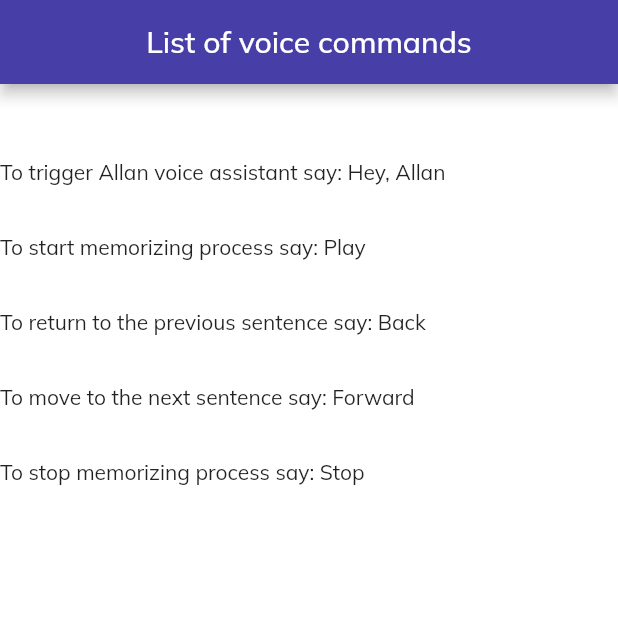
After one commit to InnoSWP/InnoMemorizerApp, a Flutter app: the InfoPage screen opened directly, on a phone screen of 412 x 824 dp, the top half of it. The commit adds this screen. Run offline on Flutter 3.47's test engine with Material 2 defaults, Android fonts, the phone set to English and light mode, and no system bars; our stand-ins replace dio, dotted_border, file_picker, flutter_tts, google_fonts, scrollable_positioned_list and 2 more; missing offline and left inert: alan_voice, pdf_text; accounts and stored records are empty.

Commit message:
add info page

```diff
--- a/lib/main.dart
+++ b/lib/main.dart
@@ -5,11 +5,12 @@ import 'package:shared_preferences/shared_preferences.dart';
 
 import '/widgets/upload.dart';
 import '/widgets/paste_text.dart';
-
+import '/widgets/info.dart';
 import 'common/theme.dart';
 
 void main() {
   runApp(const MemorizationApp());
+  //runApp(const Info());
 }
 
 class MemorizationApp extends StatelessWidget {
--- /dev/null
+++ b/lib/widgets/info.dart
@@ -0,0 +1,13 @@
+import 'package:flutter/material.dart';
+import '/widgets/info_page.dart';
+
+class Info extends StatelessWidget{
+  const Info({Key? key}) : super(key: key);
+
+  @override
+  Widget build(BuildContext context){
+    return MaterialApp(
+      home: InfoPage(),
+    );
+  }
+}
--- /dev/null
+++ b/lib/widgets/info_page.dart
@@ -0,0 +1,48 @@
+import 'package:flutter/material.dart';
+
+class InfoPage extends StatelessWidget{
+  const InfoPage();
+
+  @override
+  Widget build(BuildContext context){
+    return Scaffold(
+        appBar: AppBar(
+          title: Center(child: Text('List of voice commands')),
+          backgroundColor: Color.fromRGBO(72, 62, 168, 1),
+        ),
+        body: Column(
+          children: [
+            SizedBox(
+              height: 50,
+              width: double.infinity,
+            ),
+            Container(
+              width: double.infinity,
+              height: 50,
+              child: Text('To trigger Allan voice assistant say: Hey, Allan'),
+            ),
+            Container(
+              width: double.infinity,
+              height: 50,
+              child: Text('To start memorizing process say: Play'),
+            ),
+            Container(
+              width: double.infinity,
+              height: 50,
+              child: Text('To return to the previous sentence say: Back'),
+            ),
+            Container(
+              width: double.infinity,
+              height: 50,
+              child: Text('To move to the next sentence say: Forward'),
+            ),
+            Container(
+              width: double.infinity,
+              height: 50,
+              child: Text('To stop memorizing process say: Stop'),
+            )
+          ],
+        )
+    );
+  }
+}
```
Also changed, not shown: pubspec.lock.
